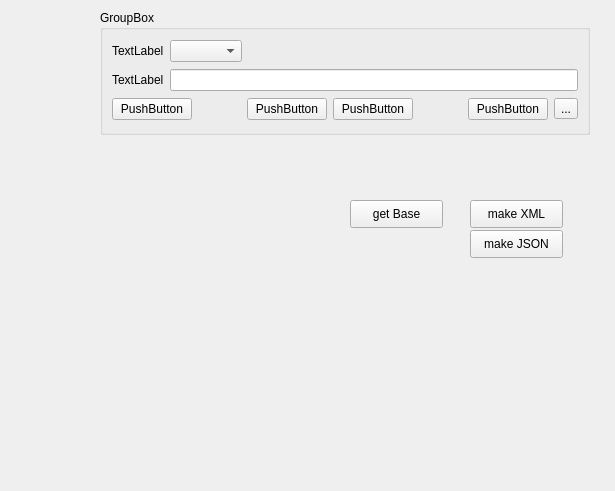
Skyrim78/tKS, file tKS/street.ui: the form before one commit.
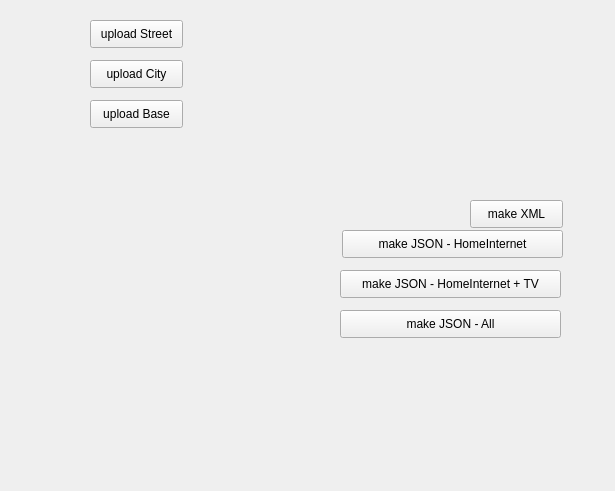
The form after the commit.

The edit to the form file:
```diff
--- a/tKS/street.ui
+++ b/tKS/street.ui
@@ -13,127 +13,6 @@
   <property name="windowTitle">
    <string>Form</string>
   </property>
-  <widget class="QGroupBox" name="groupBox">
-   <property name="geometry">
-    <rect>
-     <x>100</x>
-     <y>10</y>
-     <width>490</width>
-     <height>125</height>
-    </rect>
-   </property>
-   <property name="title">
-    <string>GroupBox</string>
-   </property>
-   <layout class="QGridLayout" name="gridLayout">
-    <item row="0" column="0">
-     <layout class="QHBoxLayout" name="horizontalLayout">
-      <item>
-       <widget class="QLabel" name="label">
-        <property name="text">
-         <string>TextLabel</string>
-        </property>
-       </widget>
-      </item>
-      <item>
-       <widget class="QComboBox" name="comboBox"/>
-      </item>
-      <item>
-       <spacer name="horizontalSpacer">
-        <property name="orientation">
-         <enum>Qt::Horizontal</enum>
-        </property>
-        <property name="sizeHint" stdset="0">
-         <size>
-          <width>40</width>
-          <height>20</height>
-         </size>
-        </property>
-       </spacer>
-      </item>
-     </layout>
-    </item>
-    <item row="1" column="0">
-     <layout class="QHBoxLayout" name="horizontalLayout_2">
-      <item>
-       <widget class="QLabel" name="label_2">
-        <property name="text">
-         <string>TextLabel</string>
-        </property>
-       </widget>
-      </item>
-      <item>
-       <widget class="QLineEdit" name="lineEdit"/>
-      </item>
-     </layout>
-    </item>
-    <item row="2" column="0">
-     <layout class="QHBoxLayout" name="horizontalLayout_3">
-      <item>
-       <widget class="QPushButton" name="pushButton">
-        <property name="text">
-         <string>PushButton</string>
-        </property>
-       </widget>
-      </item>
-      <item>
-       <spacer name="horizontalSpacer_2">
-        <property name="orientation">
-         <enum>Qt::Horizontal</enum>
-        </property>
-        <property name="sizeHint" stdset="0">
-         <size>
-          <width>40</width>
-          <height>20</height>
-         </size>
-        </property>
-       </spacer>
-      </item>
-      <item>
-       <widget class="QPushButton" name="pushButton_2">
-        <property name="text">
-         <string>PushButton</string>
-        </property>
-       </widget>
-      </item>
-      <item>
-       <widget class="QPushButton" name="pushButton_3">
-        <property name="text">
-         <string>PushButton</string>
-        </property>
-       </widget>
-      </item>
-      <item>
-       <spacer name="horizontalSpacer_3">
-        <property name="orientation">
-         <enum>Qt::Horizontal</enum>
-        </property>
-        <property name="sizeHint" stdset="0">
-         <size>
-          <width>40</width>
-          <height>20</height>
-         </size>
-        </property>
-       </spacer>
-      </item>
-      <item>
-       <widget class="QPushButton" name="pushButton_4">
-        <property name="text">
-         <string>PushButton</string>
-        </property>
-       </widget>
-      </item>
-      <item>
-       <widget class="QToolButton" name="toolButton">
-        <property name="text">
-         <string>...</string>
-        </property>
-       </widget>
-      </item>
-     </layout>
-    </item>
-   </layout>
-  </widget>
   <widget class="QPushButton" name="pushButton_make">
    <property name="geometry">
     <rect>
@@ -150,27 +29,79 @@
   <widget class="QPushButton" name="pushButton_getBase">
    <property name="geometry">
     <rect>
-     <x>350</x>
-     <y>200</y>
+     <x>90</x>
+     <y>100</y>
      <width>93</width>
      <height>28</height>
     </rect>
    </property>
    <property name="text">
-    <string>get Base</string>
+    <string>upload Base</string>
    </property>
   </widget>
   <widget class="QPushButton" name="pushButton_makeJSON">
    <property name="geometry">
     <rect>
-     <x>470</x>
+     <x>342</x>
      <y>230</y>
+     <width>221</width>
+     <height>28</height>
+    </rect>
+   </property>
+   <property name="text">
+    <string>make JSON - HomeInternet</string>
+   </property>
+  </widget>
+  <widget class="QPushButton" name="pushButton_upStreet">
+   <property name="geometry">
+    <rect>
+     <x>90</x>
+     <y>20</y>
      <width>93</width>
      <height>28</height>
     </rect>
    </property>
    <property name="text">
-    <string>make JSON</string>
+    <string>upload Street</string>
+   </property>
+  </widget>
+  <widget class="QPushButton" name="pushButton_upCity">
+   <property name="geometry">
+    <rect>
+     <x>90</x>
+     <y>60</y>
+     <width>93</width>
+     <height>28</height>
+    </rect>
+   </property>
+   <property name="text">
+    <string>upload City</string>
+   </property>
+  </widget>
+  <widget class="QPushButton" name="pushButton_makeJSON_2">
+   <property name="geometry">
+    <rect>
+     <x>340</x>
+     <y>270</y>
+     <width>221</width>
+     <height>28</height>
+    </rect>
+   </property>
+   <property name="text">
+    <string>make JSON - HomeInternet + TV</string>
+   </property>
+  </widget>
+  <widget class="QPushButton" name="pushButton_makeJSON_3">
+   <property name="geometry">
+    <rect>
+     <x>340</x>
+     <y>310</y>
+     <width>221</width>
+     <height>28</height>
+    </rect>
+   </property>
+   <property name="text">
+    <string>make JSON - All</string>
    </property>
   </widget>
  </widget>
```
Left out of the diff: 2 changed lines with no effect on the pictures.
